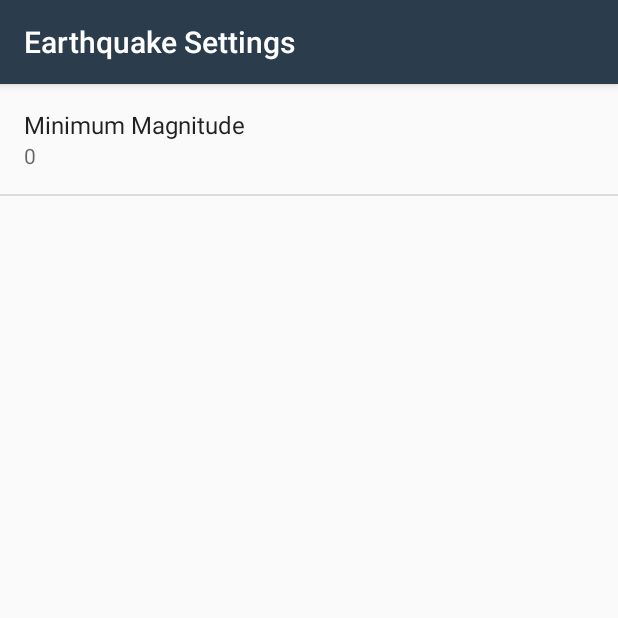
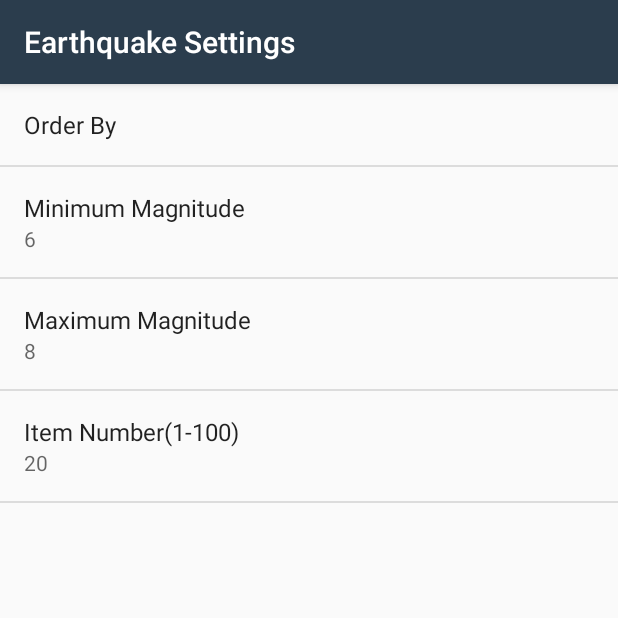
Before and after one commit to nosalska/QuakeReport, an Android app: the screen it shows after launch (SettingsActivity), after a tap on "Settings", on a phone screen of 412 x 824 dp, the top half of it. Run offline under Robolectric (Android 15) with nearby library versions, the phone set to English and light mode, and no system bars.

Commit message:
Preferences added

```diff
--- a/app/src/main/java/com/example/android/quakereport/EarthquakeActivity.java
+++ b/app/src/main/java/com/example/android/quakereport/EarthquakeActivity.java
@@ -55,7 +55,7 @@ public class EarthquakeActivity extends AppCompatActivity implements LoaderManag
      */
     private static final int EARTHQUAKE_LOADER_ID = 1;
     private EarthquakeAdapter mAdapter;
-    private static final String USGS_REQUEST_URL = "http://earthquake.usgs.gov/fdsnws/event/1/query";
+    private static final String USGS_REQUEST_URL = "https://earthquake.usgs.gov/fdsnws/event/1/query";
 
     @Override
     protected void onCreate(Bundle savedInstanceState) {
@@ -115,13 +115,28 @@ public class EarthquakeActivity extends AppCompatActivity implements LoaderManag
         String minMagnitude = sharedPrefs.getString(
                 getString(R.string.settings_min_magnitude_key),
                 getString(R.string.settings_min_magnitude_default));
+
+        String maxMagnitude = sharedPrefs.getString(
+                getString(R.string.settings_max_magnitude_key),
+                getString(R.string.settings_max_magnitude_default));
+
+        String itemNumber = sharedPrefs.getString(
+                getString(R.string.settings_item_number_key),
+                getString(R.string.settings_item_number_default));
+
+        String orderBy = sharedPrefs.getString(
+                getString(R.string.settings_order_by_key),
+                getString(R.string.settings_order_by_default)
+        );
+
         Uri baseUri = Uri.parse(USGS_REQUEST_URL);
         Uri.Builder uriBuilder = baseUri.buildUpon();
 
         uriBuilder.appendQueryParameter("format", "geojson");
-        uriBuilder.appendQueryParameter("limit", "10");
+        uriBuilder.appendQueryParameter("limit", itemNumber);
         uriBuilder.appendQueryParameter("minmag", minMagnitude);
-        uriBuilder.appendQueryParameter("orderby", "time");
+        uriBuilder.appendQueryParameter("maxmag", maxMagnitude);
+        uriBuilder.appendQueryParameter("orderby", orderBy);
 
         return new EarthquakeLoader(this, uriBuilder.toString());
     }
--- a/app/src/main/java/com/example/android/quakereport/SettingsActivity.java
+++ b/app/src/main/java/com/example/android/quakereport/SettingsActivity.java
@@ -2,6 +2,8 @@ package com.example.android.quakereport;
 
 import android.content.SharedPreferences;
 import android.os.Bundle;
+import android.preference.EditTextPreference;
+import android.preference.ListPreference;
 import android.preference.Preference;
 import android.preference.PreferenceFragment;
 import android.preference.PreferenceManager;
@@ -22,12 +24,39 @@ public class SettingsActivity extends AppCompatActivity {
             addPreferencesFromResource(R.xml.settings_main);
             Preference minMagnitude = findPreference(getString(R.string.settings_min_magnitude_key));
             bindPreferenceSummaryToValue(minMagnitude);
+
+            Preference maxMagnitude = findPreference(getString(R.string.settings_max_magnitude_key));
+            bindPreferenceSummaryToValue(maxMagnitude);
+
+            Preference itemNumber = findPreference(getString(R.string.settings_item_number_key));
+            bindPreferenceSummaryToValue(itemNumber);
+
+            Preference orderBy = findPreference(getString(R.string.settings_order_by_key));
+            bindPreferenceSummaryToValue(orderBy);
         }
+
         @Override
         public boolean onPreferenceChange(Preference preference, Object value) {
             // The code in this method takes care of updating the displayed preference summary after it has been changed
             String stringValue = value.toString();
-            preference.setSummary(stringValue);
+            if (preference instanceof ListPreference) {
+                ListPreference listPreference = (ListPreference) preference;
+                int prefIndex = listPreference.findIndexOfValue(stringValue);
+                if (prefIndex >= 0) {
+                    CharSequence[] labels = listPreference.getEntries();
+                    preference.setSummary(labels[prefIndex]);
+                }
+            } else if (preference instanceof EditTextPreference) {
+                if (preference.getKey() == getString(R.string.settings_item_number_key)) {
+                    if (Integer.parseInt(stringValue) > 0 && Integer.parseInt(stringValue) <= 100)
+                        preference.setSummary(stringValue);
+                    else if (Integer.parseInt((stringValue)) <= 0)
+                        preference.setSummary("1");
+                    else
+                        preference.setSummary("100");
+                } else
+                    preference.setSummary(stringValue);
+            }
             return true;
         }
 
--- a/app/src/main/res/values/strings.xml
+++ b/app/src/main/res/values/strings.xml
@@ -1,12 +1,8 @@
-<?xml version="1.0" encoding="utf-8"?>
-<!-- Copyright (C) 2016 The Android Open Source Project
-
+<?xml version="1.0" encoding="utf-8"?><!-- Copyright (C) 2016 The Android Open Source Project
      Licensed under the Apache License, Version 2.0 (the "License");
      you may not use this file except in compliance with the License.
      You may obtain a copy of the License at
-
           http://www.apache.org/licenses/LICENSE-2.0
-
      Unless required by applicable law or agreed to in writing, software
      distributed under the License is distributed on an "AS IS" BASIS,
      WITHOUT WARRANTIES OR CONDITIONS OF ANY KIND, either express or implied.
@@ -15,13 +11,39 @@
 -->
 <resources>
     <string name="app_name">Quake Report</string>
-    <string name="no_earthquakes">No earthquakes found</string>
-    <string name="no_connection">No Internet connection</string>
-
+    <string name="near_the">Near the</string>
+    <!-- Text to display in the list when there are no earthquakes [CHAR LIMIT=NONE] -->
+    <string name="no_earthquakes">No earthquakes found.</string>
+    <string name="no_connection">No internet connection.</string>
+    <!-- Settings Menu Item [CHAR LIMIT=NONE] -->
     <string name="settings_menu_item">Settings</string>
+    <!-- Settings Activity Title [CHAR LIMIT=NONE] -->
     <string name="settings_title">Earthquake Settings</string>
-
+    <!-- Strings For Minimum Magnitude Preference [CHAR LIMIT=30] -->
     <string name="settings_min_magnitude_label">Minimum Magnitude</string>
     <string name="settings_min_magnitude_key" translatable="false">min_magnitude</string>
-    <string name="settings_min_magnitude_default" translatable="false">0</string>
+    <string name="settings_min_magnitude_default" translatable="false">6</string>
+
+    <!-- Strings For Minimum Magnitude Preference [CHAR LIMIT=30] -->
+    <string name="settings_item_number_label">Item Number(1-100)</string>
+    <string name="settings_item_number_key" translatable="false">item_number</string>
+    <string name="settings_item_number_default" translatable="false">20</string>
+
+    <!-- Strings For Minimum Magnitude Preference [CHAR LIMIT=30] -->
+    <string name="settings_max_magnitude_label">Maximum Magnitude</string>
+    <string name="settings_max_magnitude_key" translatable="false">max_magnitude</string>
+    <string name="settings_max_magnitude_default" translatable="false">8</string>
+
+    <!-- Strings For Order-By Preference [CHAR LIMIT=30] -->
+    <string name="settings_order_by_label">Order By</string>
+    <string name="settings_order_by_key" translatable="false">order_by</string>
+    <string name="settings_order_by_default" translatable="false">@string/settings_order_by_magnitude_value</string>
+
+    <!-- Label for order-by magnitude option [CHAR LIMIT=20] -->
+    <string name="settings_order_by_magnitude_label">Magnitude</string>
+    <string name="settings_order_by_magnitude_value" translatable="false">magnitude</string>
+
+    <!-- Label for order-by most recent option [CHAR LIMIT=20] -->
+    <string name="settings_order_by_most_recent_label">Most Recent</string>
+    <string name="settings_order_by_most_recent_value" translatable="false">time</string>
 </resources>
--- a/app/src/main/res/xml/settings_main.xml
+++ b/app/src/main/res/xml/settings_main.xml
@@ -1,6 +1,13 @@
 <?xml version="1.0" encoding="utf-8"?>
 <PreferenceScreen xmlns:android="http://schemas.android.com/apk/res/android"
     android:title="@string/settings_title">
+
+    <ListPreference
+        android:defaultValue="@string/settings_order_by_default"
+        android:entries="@array/settings_order_by_labels"
+        android:entryValues="@array/settings_order_by_values"
+        android:key="@string/settings_order_by_key"
+        android:title="@string/settings_order_by_label" />
 
     <EditTextPreference
         android:defaultValue="@string/settings_min_magnitude_default"
@@ -9,4 +16,19 @@
         android:selectAllOnFocus="true"
         android:title="@string/settings_min_magnitude_label" />
 
+    <EditTextPreference
+        android:defaultValue="@string/settings_max_magnitude_default"
+        android:inputType="numberDecimal"
+        android:key="@string/settings_max_magnitude_key"
+        android:selectAllOnFocus="true"
+        android:title="@string/settings_max_magnitude_label" />
+
+    <EditTextPreference
+        android:defaultValue="@string/settings_item_number_default"
+        android:inputType="numberDecimal"
+        android:key="@string/settings_item_number_key"
+        android:selectAllOnFocus="true"
+        android:title="@string/settings_item_number_label" />
+
+
 </PreferenceScreen>
```
